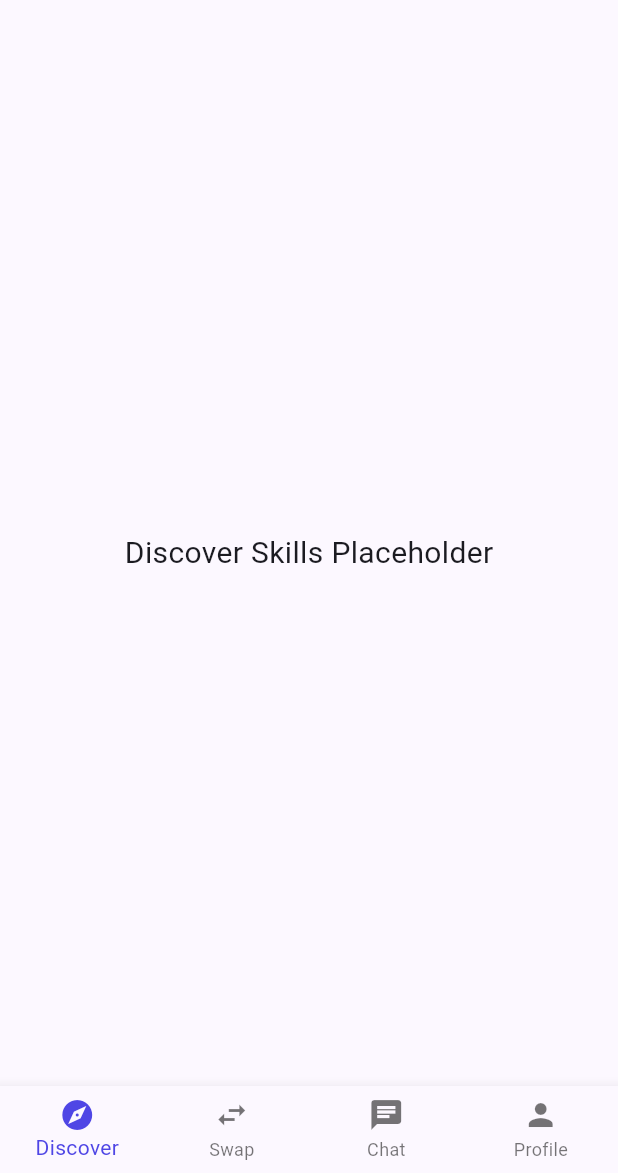
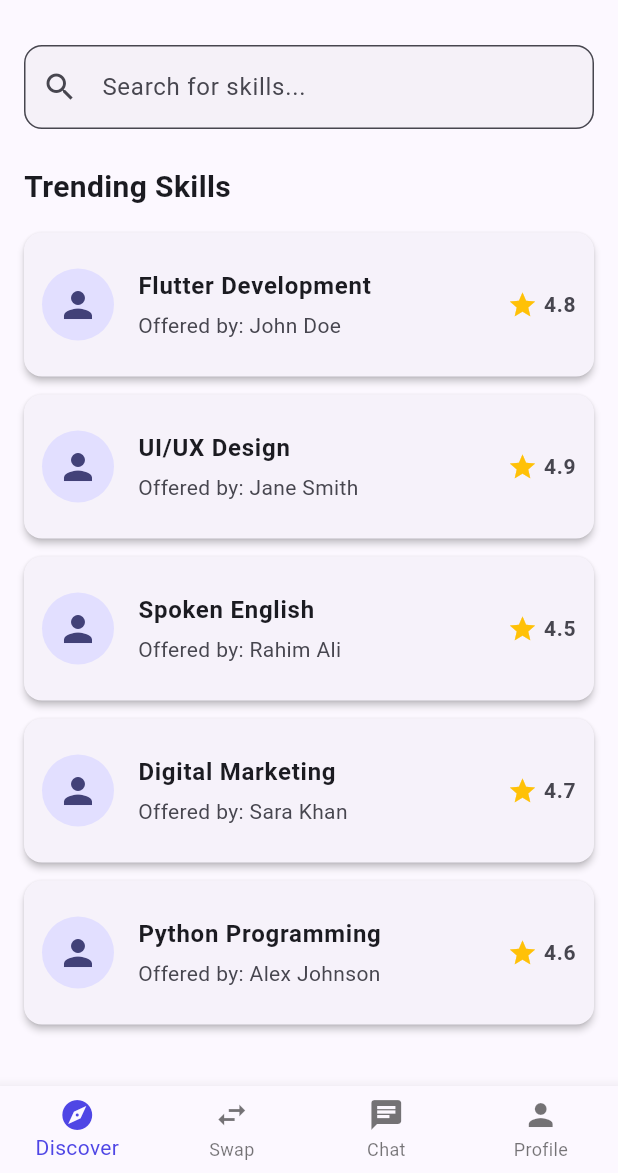
Before and after one commit to GitGuru420/skill_swap, a Flutter app: the HomeScreen screen opened directly, on a phone screen of 412 x 824 dp, the part 63-1236 px from its top. Run offline on Flutter 3.47's test engine with Material 3 defaults, Android fonts, the phone set to English and light mode, and no system bars; our stand-ins replace shared_preferences, supabase_flutter; accounts and stored records are empty.

Commit message:
Add Discover screen UI with mock data and connect to Home shell

```diff
--- /dev/null
+++ b/lib/features/discover/discover_screen.dart
@@ -0,0 +1,102 @@
+import 'package:flutter/material.dart';
+
+class DiscoverScreen extends StatefulWidget {
+  const DiscoverScreen({super.key});
+
+  @override
+  State<DiscoverScreen> createState() => _DiscoverScreenState();
+}
+
+class _DiscoverScreenState extends State<DiscoverScreen> {
+  // Mock data representing skills offered by other users
+  final List<Map<String, dynamic>> _mockSkills = [
+    {'title': 'Flutter Development', 'user': 'John Doe', 'rating': 4.8},
+    {'title': 'UI/UX Design', 'user': 'Jane Smith', 'rating': 4.9},
+    {'title': 'Spoken English', 'user': 'Rahim Ali', 'rating': 4.5},
+    {'title': 'Digital Marketing', 'user': 'Sara Khan', 'rating': 4.7},
+    {'title': 'Python Programming', 'user': 'Alex Johnson', 'rating': 4.6},
+  ];
+
+  @override
+  Widget build(BuildContext context) {
+    return Scaffold(
+      body: Padding(
+        padding: const EdgeInsets.all(16.0),
+        child: Column(
+          crossAxisAlignment: CrossAxisAlignment.start,
+          children: [
+            // Search Bar
+            TextField(
+              decoration: InputDecoration(
+                hintText: 'Search for skills...',
+                prefixIcon: const Icon(Icons.search),
+                border: OutlineInputBorder(
+                  borderRadius: BorderRadius.circular(12),
+                ),
+                filled: true,
+                fillColor: Theme.of(context).colorScheme.surfaceContainerHighest.withOpacity(0.3),
+              ),
+            ),
+            const SizedBox(height: 24),
+
+            const Text(
+              'Trending Skills',
+              style: TextStyle(fontSize: 20, fontWeight: FontWeight.bold),
+            ),
+            const SizedBox(height: 16),
+
+            // List of Skills
+            Expanded(
+              child: ListView.builder(
+                itemCount: _mockSkills.length,
+                itemBuilder: (context, index) {
+                  final skill = _mockSkills[index];
+                  return Card(
+                    elevation: 2,
+                    margin: const EdgeInsets.only(bottom: 12),
+                    shape: RoundedRectangleBorder(
+                      borderRadius: BorderRadius.circular(12),
+                    ),
+                    child: ListTile(
+                      contentPadding: const EdgeInsets.all(12),
+                      leading: CircleAvatar(
+                        radius: 24,
+                        backgroundColor: Theme.of(context).colorScheme.primaryContainer,
+                        child: const Icon(Icons.person, size: 28),
+                      ),
+                      title: Text(
+                        skill['title'],
+                        style: const TextStyle(fontWeight: FontWeight.bold, fontSize: 16),
+                      ),
+                      subtitle: Padding(
+                        padding: const EdgeInsets.only(top: 4.0),
+                        child: Text('Offered by: ${skill['user']}'),
+                      ),
+                      trailing: Row(
+                        mainAxisSize: MainAxisSize.min,
+                        children: [
+                          const Icon(Icons.star, color: Colors.amber, size: 20),
+                          const SizedBox(width: 4),
+                          Text(
+                            skill['rating'].toString(),
+                            style: const TextStyle(fontWeight: FontWeight.bold, fontSize: 14),
+                          ),
+                        ],
+                      ),
+                      onTap: () {
+                        // Action when a skill is tapped
+                        ScaffoldMessenger.of(context).showSnackBar(
+                          SnackBar(content: Text('Tapped on ${skill['title']}')),
+                        );
+                      },
+                    ),
+                  );
+                },
+              ),
+            ),
+          ],
+        ),
+      ),
+    );
+  }
+}
--- a/lib/features/home/home_screen.dart
+++ b/lib/features/home/home_screen.dart
@@ -1,5 +1,6 @@
 import 'package:flutter/material.dart';
 import 'package:supabase_flutter/supabase_flutter.dart';
+import '../discover/discover_screen.dart';
 
 class HomeScreen extends StatefulWidget {
   const HomeScreen({super.key});
@@ -51,7 +52,7 @@ class _HomeScreenState extends State<HomeScreen> {
 
   // Placeholder screens for your existing feature folders
   final List<Widget> _screens = [
-    const Center(child: Text('Discover Skills Placeholder', style: TextStyle(fontSize: 20))),
+    const DiscoverScreen(),
     const Center(child: Text('Swap Requests Placeholder', style: TextStyle(fontSize: 20))),
     const Center(child: Text('Chat Placeholder', style: TextStyle(fontSize: 20))),
     const Center(child: Text('User Profile Placeholder', style: TextStyle(fontSize: 20))),
```
